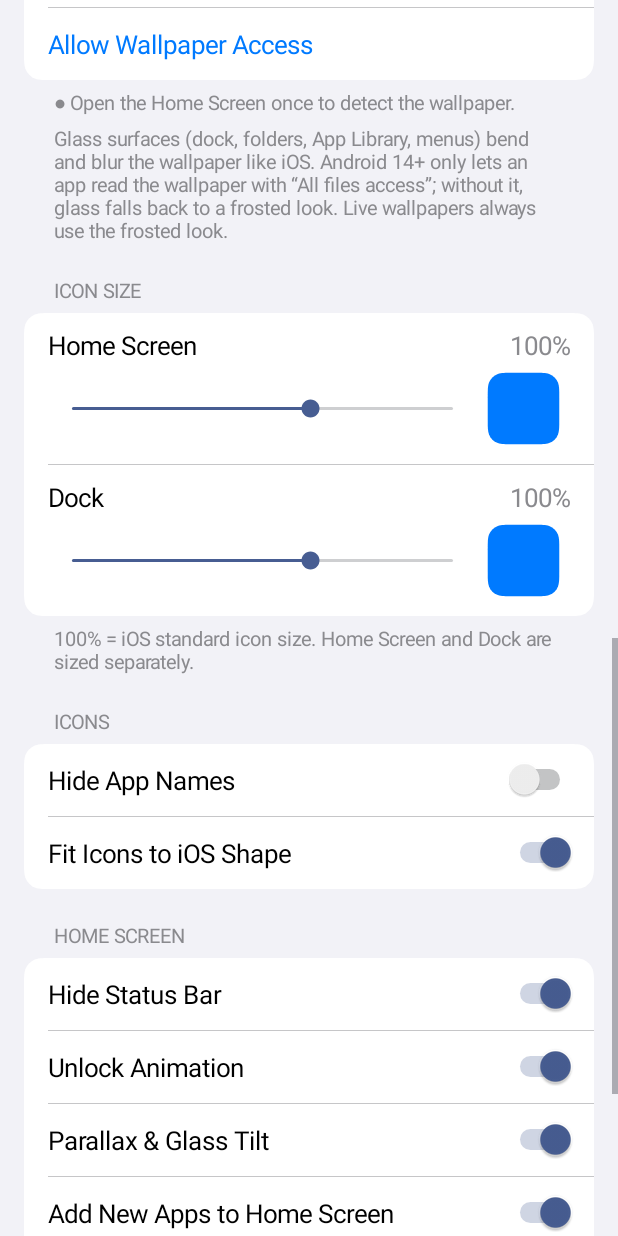
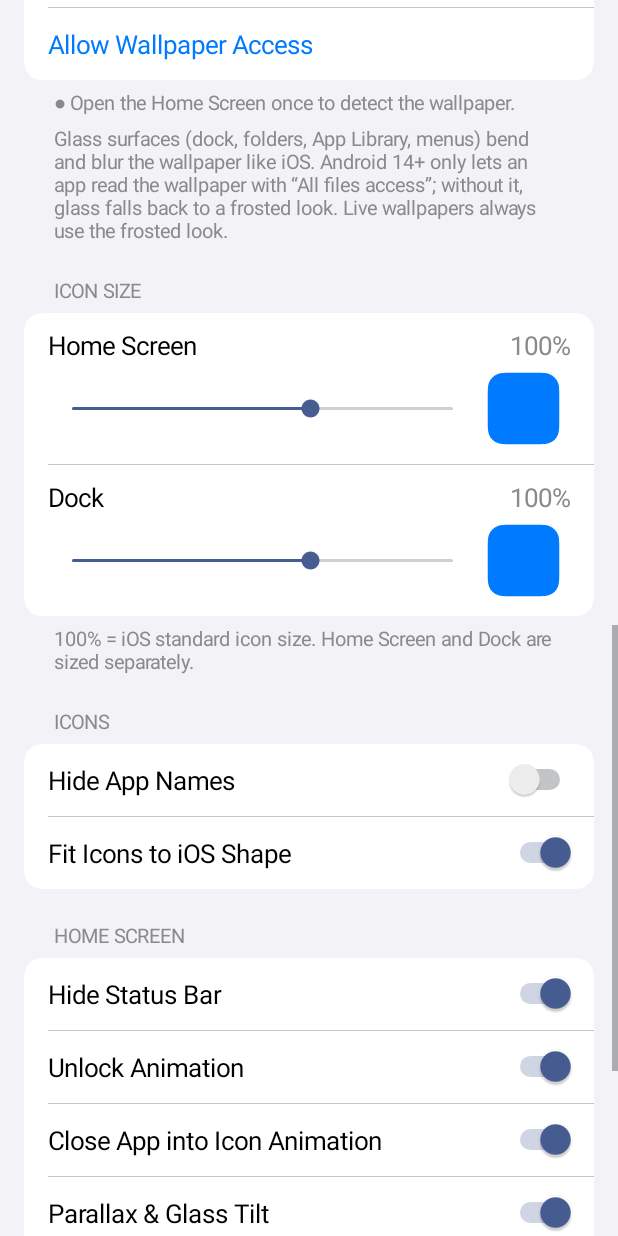
Before and after one commit to lutfananas/IOSLAUNCHER, an Android app: the screen it shows after launch (SettingsActivity), scrolled down 1153 dp, on a phone screen of 412 x 824 dp. Run offline under Robolectric (Android 15) with nearby library versions, the phone set to English and light mode, and no system bars; pictures from the network do not load; 1 statement that could not run was skipped.

Commit message:
Settings toggle for the close-to-icon animation
Lets the user switch back to the build-14 return behaviour to test whether the
close animation is linked to the splash flash they see when reopening apps.

Co-Authored-By: Claude Opus 5.5 <noreply@anthropic.com>
Claude-Session: https://claude.ai/code/session_01KaFr8LR6grUMERiy2y4WPB

```diff
--- a/app/src/main/java/com/ioslauncher/model/Prefs.kt
+++ b/app/src/main/java/com/ioslauncher/model/Prefs.kt
@@ -81,6 +81,11 @@ class Prefs(context: Context) {
         get() = sp.getBoolean("parallax", true)
         set(v) = sp.edit { putBoolean("parallax", v) }
 
+    /** Closing an app shrinks it back into its icon (off = plain return animation, like build 14). */
+    var closeToIcon: Boolean
+        get() = sp.getBoolean("close_to_icon", true)
+        set(v) = sp.edit { putBoolean("close_to_icon", v) }
+
     var autoAddNewApps: Boolean
         get() = sp.getBoolean("auto_add", true)
         set(v) = sp.edit { putBoolean("auto_add", v) }
--- a/app/src/main/java/com/ioslauncher/ui/MainActivity.kt
+++ b/app/src/main/java/com/ioslauncher/ui/MainActivity.kt
@@ -235,7 +235,7 @@ class MainActivity : ComponentActivity(), Overlay.OverlayHost, PagedView.Callbac
             unlockDelays.clear()
             playUnlock()
         } else if (returningFromApp) {
-            if (!playCloseToIcon()) playReturnFromApp()
+            if (!launcher.prefs.closeToIcon || !playCloseToIcon()) playReturnFromApp()
         }
         returningFromApp = false
         library.setApps(launcher.repository.apps)
@@ -566,7 +566,7 @@ class MainActivity : ComponentActivity(), Overlay.OverlayHost, PagedView.Callbac
             launcher.prefs.recordLaunch(app.key)
             returningFromApp = true
             // Remember the icon so the app can shrink back into it when closed.
-            lastLaunchKey = (view as? AppIconView)?.takeIf { it.source == IconSource.HOME || it.source == IconSource.DOCK }?.app?.key
+            lastLaunchKey = if (!launcher.prefs.closeToIcon) null else (view as? AppIconView)?.takeIf { it.source == IconSource.HOME || it.source == IconSource.DOCK }?.app?.key
             // Search closes once an app opens (carousel or its suggestions row).
             overlays.filterIsInstance<SearchOverlay>().forEach { it.close() }
         } catch (e: Exception) {
--- a/app/src/main/java/com/ioslauncher/ui/SettingsActivity.kt
+++ b/app/src/main/java/com/ioslauncher/ui/SettingsActivity.kt
@@ -140,6 +140,7 @@ class SettingsActivity : Activity() {
         group(listOf(
             switchRow("Hide Status Bar", prefs.hideStatusBar) { prefs.hideStatusBar = it; restartLauncher() },
             switchRow("Unlock Animation", prefs.unlockAnimation) { prefs.unlockAnimation = it },
+            switchRow("Close App into Icon Animation", prefs.closeToIcon) { prefs.closeToIcon = it },
             switchRow("Parallax & Glass Tilt", prefs.parallax) { prefs.parallax = it },
             switchRow("Add New Apps to Home Screen", prefs.autoAddNewApps) { prefs.autoAddNewApps = it },
             row("Change Wallpaper") {
```
